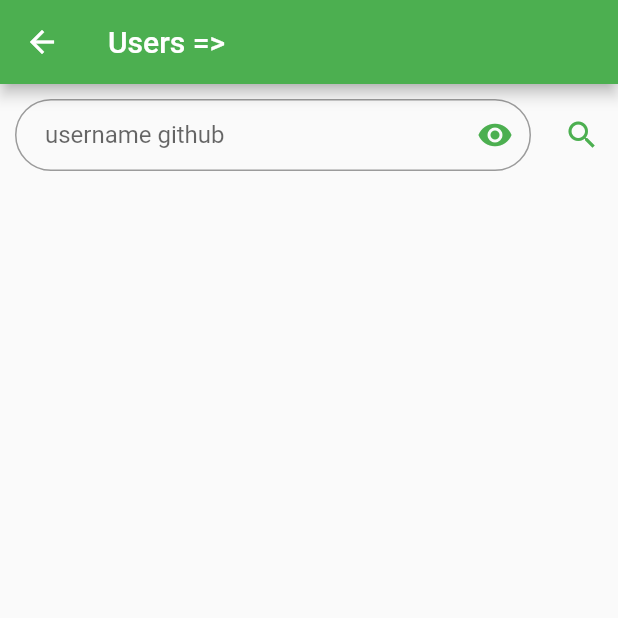
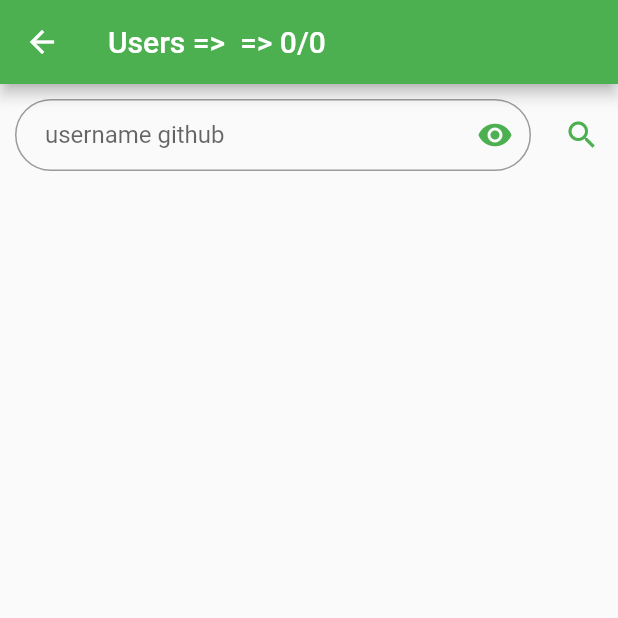
Before and after one commit to angelopareto98/api_git_hub_flut, a Flutter app: the screen it shows after launch, after a tap on the "search" icon, on a phone screen of 412 x 824 dp, the top half of it. Run offline on Flutter 3.47's test engine with Material 2 defaults, Android fonts, the light colour scheme and no system bars; network calls fail.

Commit message:
calcul number total of users searched

```diff
--- a/lib/page/user_page.dart
+++ b/lib/page/user_page.dart
@@ -11,17 +11,20 @@ class UserPage extends StatefulWidget {
 class _UserPageState extends State<UserPage> {
   String query = "";
 
-  TextEditingController queryTextEditingController =
-      new TextEditingController();
+  TextEditingController queryTextEditingController = TextEditingController();
   dynamic data;
 
   bool notVisible = false;
+
+  int currentPage = 0;
+  int totalPage = 0;
+  int pageSize = 20;
 
   @override
   Widget build(BuildContext context) {
     return Scaffold(
       appBar: AppBar(
-        title: Text("Users => ${query}"),
+        title: Text("Users => ${query} => ${currentPage}/${totalPage}"),
       ),
       body: Center(
         child: Column(
@@ -62,7 +65,7 @@ class _UserPageState extends State<UserPage> {
                   ),
                   onPressed: () {
                     setState(() {
-                      this.query = queryTextEditingController.text;
+                      query = queryTextEditingController.text;
                       _search(query);
                     });
                   },
@@ -106,13 +109,17 @@ class _UserPageState extends State<UserPage> {
 
   void _search(String query) {
     String url =
-        "https://api.github.com/search/users?q=${query}&per_page=20&page=0";
-
-    print(url);
+        "https://api.github.com/search/users?q=${query}&per_page=${pageSize}&page=${currentPage}";
 
     http.get(Uri.parse(url)).then((response) {
       setState(() {
-        this.data = json.decode(response.body);
+        data = json.decode(response.body);
+
+        if (data['total_count'] % pageSize == 0) {
+          totalPage = data['total_count'] ~/ pageSize;
+        } else {
+          totalPage = (data['total_count'] / pageSize).floor() + 1;
+        }
       });
     }).catchError((onError) {
       print(onError);
```
